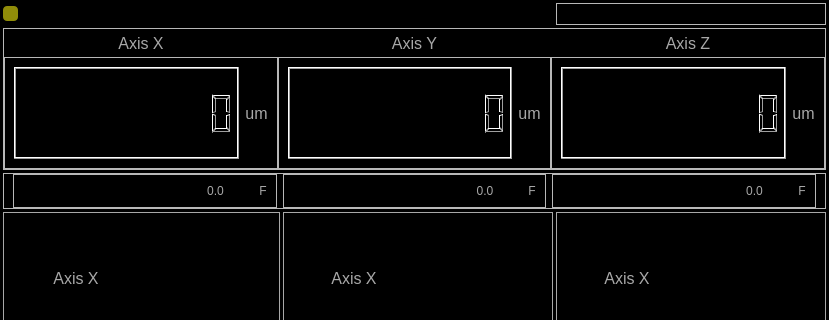
Above: Scanner GUI/CoarseAttocubeControl/CoarseAttocubeControl.ui from afylab/nanoSQUID-Scanning-Software before the change; both pictures show x 0 to 829 and y 0 to 320 of the 829 by 641 pixel window. Below: the same form after it.
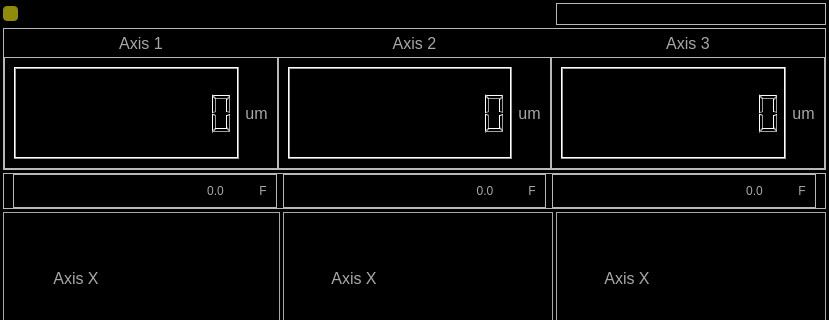
That is the form after the change. Icons and pictures are not drawn.

```diff
--- a/Scanner GUI/CoarseAttocubeControl/CoarseAttocubeControl.ui
+++ b/Scanner GUI/CoarseAttocubeControl/CoarseAttocubeControl.ui
@@ -115,7 +115,7 @@
           </font>
          </property>
          <property name="text">
-          <string>Axis X</string>
+          <string>Axis 1</string>
          </property>
          <property name="alignment">
           <set>Qt::AlignCenter</set>
@@ -130,7 +130,7 @@
           </font>
          </property>
          <property name="text">
-          <string>Axis Y</string>
+          <string>Axis 2</string>
          </property>
          <property name="alignment">
           <set>Qt::AlignCenter</set>
@@ -145,7 +145,7 @@
           </font>
          </property>
          <property name="text">
-          <string>Axis Z</string>
+          <string>Axis 3</string>
          </property>
          <property name="alignment">
           <set>Qt::AlignCenter</set>
```
